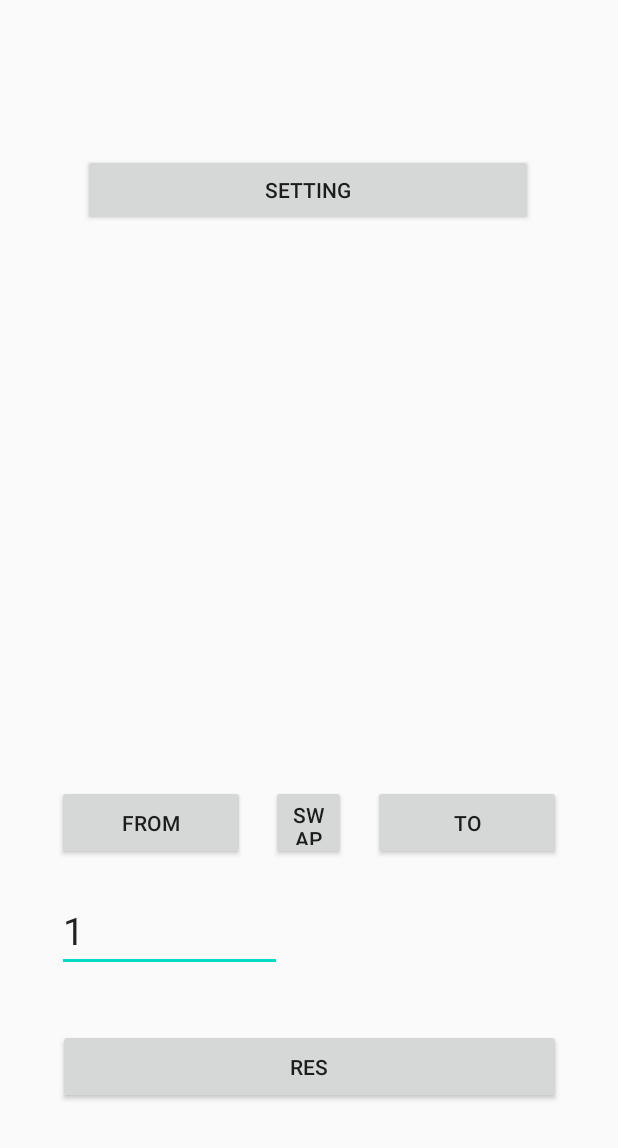
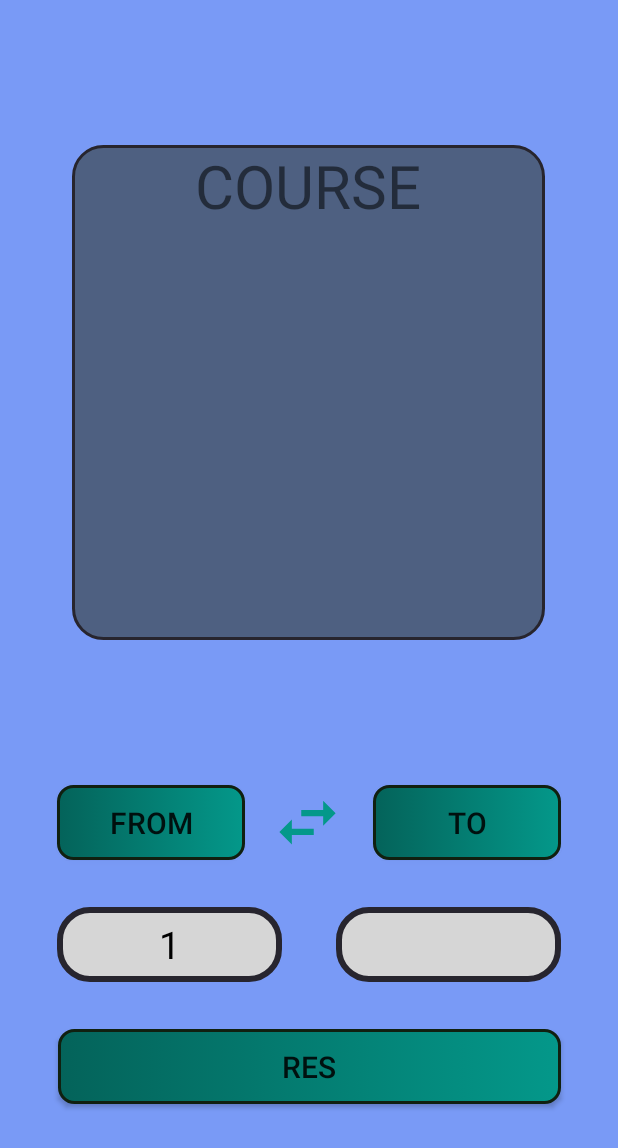
Before and after one commit to NeuroscientistAlzheimer/NewConverter, an Android app: the layout activity_main.xml on its own in the app's theme, with its tools: preview values and no code run, on a phone screen of 412 x 824 dp. Shown: the top 1148 px of the screen. Run offline under Robolectric (Android 15) with nearby library versions, the phone set to English and light mode, and no system bars; network calls fail.

Commit message:
Improvements_1.1 + DB + Save + Gravitation

```diff
--- a/app/src/main/AndroidManifest.xml
+++ b/app/src/main/AndroidManifest.xml
@@ -10,7 +10,10 @@
         android:label="@string/app_name"
         android:roundIcon="@mipmap/ic_launcher_round"
         android:supportsRtl="true"
-        android:theme="@style/AppTheme">
+        android:theme="@style/AppTheme"
+        android:usesCleartextTraffic="true"
+        android:configChanges="orientation">
+
         <activity android:name=".Customization"></activity>
         <activity
             android:name=".SplashScreen"
--- a/app/src/main/java/com/example/newconverter/Customization.java
+++ b/app/src/main/java/com/example/newconverter/Customization.java
@@ -5,6 +5,7 @@ import androidx.appcompat.app.AppCompatActivity;
 import android.content.ContentValues;
 import android.content.Intent;
 import android.content.SharedPreferences;
+import android.content.pm.ActivityInfo;
 import android.database.Cursor;
 import android.database.sqlite.SQLiteDatabase;
 import android.os.Bundle;
@@ -112,6 +113,7 @@ public class Customization extends AppCompatActivity implements View.OnClickList
         Log.d("Pars", "база");
         LoadOption();
 
+        setRequestedOrientation(ActivityInfo.SCREEN_ORIENTATION_LANDSCAPE);
     }
     public void onClick (View view){
         switch (view.getId()){
@@ -226,7 +228,7 @@ public class Customization extends AppCompatActivity implements View.OnClickList
     }
 
     private void emtyTtemsCurrency(final ArrayList<String> items) {
-        String url = "http://apilayer.net/api/live?access_key=791ccd6771bd7c709f97fb37ca83c8dd";
+        String url = "http://apilayer.net/api/live?access_key=9c169bf4c6824b5f66efe75011933c85";
         JsonObjectRequest request = new JsonObjectRequest(Request.Method.GET, url, null, new Response.Listener<JSONObject>() {
             public void onResponse(JSONObject response) {
                 try {
--- /dev/null
+++ b/app/src/main/res/drawable/button_styles.xml
@@ -0,0 +1,24 @@
+<?xml version="1.0" encoding="utf-8"?>
+<selector xmlns:android="http://schemas.android.com/apk/res/android">
+    <item android:state_pressed="true" >
+        <shape android:shape="rectangle"  >
+            <corners android:radius="10dip" />
+            <stroke android:width="2dip" android:color="#102010" />
+            <gradient android:angle="180" android:startColor="#04988A" android:endColor="#04635A" />
+        </shape>
+    </item>
+    <item android:state_focused="true">
+        <shape android:shape="rectangle"  >
+            <corners android:radius="10dip" />
+            <stroke android:width="2dip" android:color="#102010" />
+            <gradient android:angle="180" android:startColor="#04988A" android:endColor="#04635A" />
+        </shape>
+    </item>
+    <item>
+        <shape android:shape="rectangle"  >
+            <corners android:radius="10dip" />
+            <stroke android:width="2dip" android:color="#102010" />
+            <gradient android:angle="180" android:startColor="#04988A" android:endColor="#04635A" />
+        </shape>
+    </item>
+</selector>
--- /dev/null
+++ b/app/src/main/res/drawable/collon_stule.xml
@@ -0,0 +1,24 @@
+<?xml version="1.0" encoding="utf-8"?>
+<selector xmlns:android="http://schemas.android.com/apk/res/android">
+    <item android:state_pressed="true" >
+        <shape android:shape="rectangle"  >
+            <corners android:radius="20dip" />
+            <stroke android:width="2dip" android:color="#27252E" />
+            <solid android:color="@color/BackText"/>
+        </shape>
+    </item>
+    <item android:state_focused="true">
+        <shape android:shape="rectangle"  >
+            <corners android:radius="20dip" />
+            <stroke android:width="2dip" android:color="#27252E" />
+            <solid android:color="@color/BackText"/>
+        </shape>
+    </item>
+    <item>
+        <shape android:shape="rectangle"  >
+            <corners android:radius="20dip" />
+            <stroke android:width="2dip" android:color="#27252E" />
+            <solid android:color="@color/BackText"/>
+        </shape>
+    </item>
+</selector>
--- /dev/null
+++ b/app/src/main/res/drawable/ic_baseline_swap_horiz_24.xml
@@ -0,0 +1,10 @@
+<vector xmlns:android="http://schemas.android.com/apk/res/android"
+    android:width="24dp"
+    android:height="24dp"
+    android:viewportWidth="24"
+    android:viewportHeight="24"
+    android:tint="@color/colorAccent">
+  <path
+      android:fillColor="@android:color/white"
+      android:pathData="M6.99,11L3,15l3.99,4v-3H14v-2H6.99v-3zM21,9l-3.99,-4v3H10v2h7.01v3L21,9z"/>
+</vector>
--- /dev/null
+++ b/app/src/main/res/drawable/shape.xml
@@ -0,0 +1,24 @@
+<?xml version="1.0" encoding="utf-8"?>
+<selector xmlns:android="http://schemas.android.com/apk/res/android">
+    <item android:state_pressed="true" >
+        <shape android:shape="rectangle"  >
+            <corners android:radius="20dip" />
+            <stroke android:width="4dip" android:color="#27252E" />
+            <solid android:color="#D6D6D6"/>
+        </shape>
+    </item>
+    <item android:state_focused="true">
+        <shape android:shape="rectangle"  >
+            <corners android:radius="20dip" />
+            <stroke android:width="4dip" android:color="#27252E" />
+            <solid android:color="#D6D6D6"/>
+        </shape>
+    </item>
+    <item>
+        <shape android:shape="rectangle"  >
+            <corners android:radius="20dip" />
+            <stroke android:width="4dip" android:color="#27252E" />
+            <solid android:color="#D6D6D6"/>
+        </shape>
+    </item>
+</selector>
--- a/app/src/main/res/layout/activity_main.xml
+++ b/app/src/main/res/layout/activity_main.xml
@@ -4,6 +4,7 @@
     xmlns:tools="http://schemas.android.com/tools"
     android:layout_width="match_parent"
     android:layout_height="match_parent"
+    android:background="@color/colorPrimaryDark"
     tools:context=".MainActivity">
 
 
@@ -11,24 +12,28 @@
         android:id="@+id/text_view_result"
         android:layout_width="150dp"
         android:layout_height="50dp"
+        android:background="@drawable/shape"
+        android:gravity="center"
         android:text=""
         android:textColor="@android:color/black"
-        android:textSize="20dp"
+        android:textSize="25dp"
         app:layout_constraintBottom_toBottomOf="parent"
         app:layout_constraintEnd_toEndOf="parent"
-        app:layout_constraintHorizontal_bias="0.479"
-        app:layout_constraintStart_toEndOf="@+id/num"
-        app:layout_constraintTop_toBottomOf="@+id/currency2"
-        app:layout_constraintVertical_bias="0.123" />
+        app:layout_constraintHorizontal_bias="0.854"
+        app:layout_constraintStart_toStartOf="parent"
+        app:layout_constraintTop_toTopOf="parent"
+        app:layout_constraintVertical_bias="0.781" />
 
     <Button
         android:id="@+id/currency1"
         android:layout_width="125dp"
         android:layout_height="50dp"
+        android:background="@drawable/button_styles"
         android:text="@string/From"
+        android:textSize="20dp"
         app:layout_constraintBottom_toBottomOf="parent"
-        app:layout_constraintEnd_toStartOf="@+id/currency2"
-        app:layout_constraintHorizontal_bias="0.308"
+        app:layout_constraintEnd_toEndOf="parent"
+        app:layout_constraintHorizontal_bias="0.132"
         app:layout_constraintStart_toStartOf="parent"
         app:layout_constraintTop_toTopOf="parent"
         app:layout_constraintVertical_bias="0.676" />
@@ -37,7 +42,9 @@
         android:id="@+id/currency2"
         android:layout_width="125dp"
         android:layout_height="50dp"
+        android:background="@drawable/button_styles"
         android:text="@string/To"
+        android:textSize="20dp"
         app:layout_constraintBottom_toBottomOf="parent"
         app:layout_constraintEnd_toEndOf="parent"
         app:layout_constraintHorizontal_bias="0.867"
@@ -49,20 +56,25 @@
         android:id="@+id/num"
         android:layout_width="150dp"
         android:layout_height="50dp"
+        android:background="@drawable/shape"
+        android:gravity="center"
         android:text="1"
+        android:textColor="@android:color/black"
         android:textSize="25dp"
         app:layout_constraintBottom_toBottomOf="parent"
         app:layout_constraintEnd_toEndOf="parent"
         app:layout_constraintHorizontal_bias="0.145"
         app:layout_constraintStart_toStartOf="parent"
-        app:layout_constraintTop_toBottomOf="@+id/currency1"
-        app:layout_constraintVertical_bias="0.123" />
+        app:layout_constraintTop_toTopOf="parent"
+        app:layout_constraintVertical_bias="0.781" />
 
     <Button
         android:id="@+id/button_res"
         android:layout_width="335dp"
         android:layout_height="50dp"
+        android:background="@drawable/button_styles"
         android:text="RES"
+        android:textSize="20dp"
         app:layout_constraintBottom_toBottomOf="parent"
         app:layout_constraintEnd_toEndOf="parent"
         app:layout_constraintStart_toStartOf="parent"
@@ -71,21 +83,24 @@
 
     <LinearLayout
         android:id="@+id/linearLayout"
-        android:layout_width="300dp"
-        android:layout_height="350dp"
+        android:layout_width="315dp"
+        android:layout_height="330dp"
+        android:background="@drawable/collon_stule"
         android:orientation="vertical"
-        app:layout_constraintBottom_toBottomOf="parent"
+        app:layout_constraintBottom_toTopOf="@+id/swap"
         app:layout_constraintEnd_toEndOf="parent"
         app:layout_constraintHorizontal_bias="0.495"
         app:layout_constraintStart_toStartOf="parent"
-        app:layout_constraintTop_toTopOf="parent"
-        app:layout_constraintVertical_bias="0.217">
+        app:layout_constraintTop_toTopOf="parent">
 
-        <Button
-            android:id="@+id/Customization_activity"
+
+        <TextView
+            android:id="@+id/textView5"
             android:layout_width="match_parent"
-            android:layout_height="wrap_content"
-            android:text="@string/Customization" />
+            android:layout_height="50dp"
+            android:text="@string/COURSE"
+            android:gravity="center"
+            android:textSize="40dp"/>
 
         <LinearLayout
             android:layout_width="match_parent"
@@ -99,7 +114,8 @@
                 android:layout_weight="1"
                 android:gravity="center"
                 android:text=""
-                android:textSize="30dp" />
+                android:textColor="@color/colorText"
+                android:textSize="25dp" />
 
             <TextView
                 android:id="@+id/DBTextRes"
@@ -108,20 +124,21 @@
                 android:layout_weight="1"
                 android:gravity="center"
                 android:text=""
-                android:textSize="30dp" />
+                android:textColor="@color/colorText"
+                android:textSize="25dp" />
         </LinearLayout>
 
     </LinearLayout>
 
-    <Button
+    <ImageButton
         android:id="@+id/swap"
         android:layout_width="50dp"
         android:layout_height="50dp"
-        android:text="swap"
+        android:background="@drawable/ic_baseline_swap_horiz_24"
         app:layout_constraintBottom_toBottomOf="parent"
-        app:layout_constraintEnd_toStartOf="@+id/currency2"
-        app:layout_constraintHorizontal_bias="0.485"
-        app:layout_constraintStart_toEndOf="@+id/currency1"
+        app:layout_constraintEnd_toEndOf="parent"
+        app:layout_constraintHorizontal_bias="0.498"
+        app:layout_constraintStart_toStartOf="parent"
         app:layout_constraintTop_toTopOf="parent"
         app:layout_constraintVertical_bias="0.676" />
 
--- a/app/src/main/res/values/colors.xml
+++ b/app/src/main/res/values/colors.xml
@@ -1,7 +1,12 @@
 <?xml version="1.0" encoding="utf-8"?>
 <resources>
-    <color name="colorPrimary">#6200EE</color>
-    <color name="colorPrimaryDark">#3700B3</color>
-    <color name="colorAccent">#03DAC5</color>
+    <color name="colorPrimary">#04635A</color>
+    <color name="colorPrimaryDark">#799AF6</color>
+    <color name="colorAccent">#04988A</color>
     <color name="colorSplash">#FF1E4283</color>
+    <color name="colorWhite">#D6D6D6</color>
+    <color name="colorBlack">#83676565</color>
+    <color name="colorBlack1">#04635A</color>
+    <color name="BackText">#4E6081</color>
+    <color name="colorText">#72050505</color>
 </resources>
--- a/app/src/main/res/values/strings.xml
+++ b/app/src/main/res/values/strings.xml
@@ -1,10 +1,11 @@
 <resources>
     <string name="app_name">NewConverter</string>
     <string name="USD_RUB">USD - RUB</string>
-    <string name="Customization">Setting</string>
+    <string name="Customization">Select a pair of currencies</string>
     <string name="RUB">RUB</string>
     <string name="USD">USD</string>
     <string name="From">FROM</string>
     <string name="To">TO</string>
     <string name="Off_On">OFF/ON</string>
+    <string name="COURSE">COURSE</string>
 </resources>
```
Also changed, not shown: app/src/main/java/com/example/newconverter/MainActivity.java (+34 -14 lines), app/src/main/res/drawable/ic_baseline_settings_24.xml (added, +10 -0 lines), app/src/main/res/layout/activity_customization.xml (+53 -22 lines), app/src/main/res/menu/menu_main.xml (added, +11 -0 lines), 2 other files.
